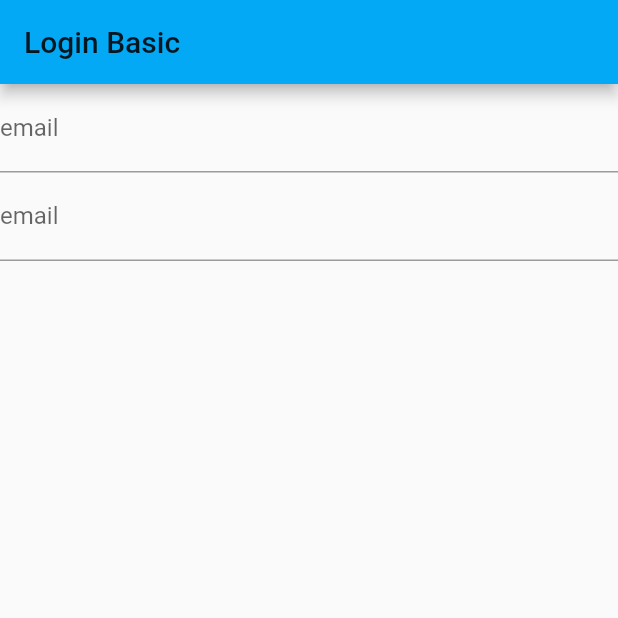
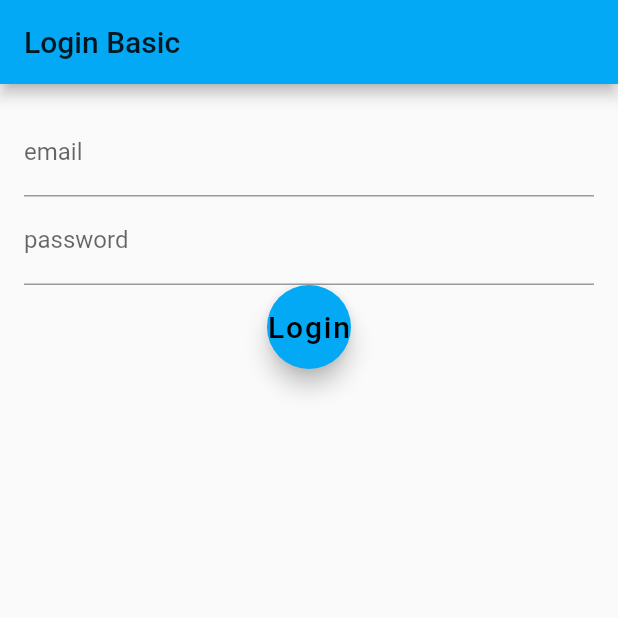
Before and after one commit to Godslovelee/LoanAppConcept, a Flutter app: the screen it shows after launch, on a phone screen of 412 x 824 dp, the top half of it. Run offline on Flutter 3.47's test engine with Material 2 defaults, Android fonts, the phone set to English and light mode, and no system bars; statements that could not run were skipped.

Commit message:
"Adding Login Button(FloatingActionButton)"

```diff
--- a/lib/login.dart
+++ b/lib/login.dart
@@ -12,6 +12,7 @@ class LoginPage extends StatelessWidget {
         title: Text("Login Basic"),
       ),
         body: Container(
+          padding: EdgeInsets.all(16.0),
           child: Form(
             child: Column(
               children: [
@@ -19,8 +20,13 @@ class LoginPage extends StatelessWidget {
                   decoration: InputDecoration(labelText: "email"),
                 ),
                 TextFormField(
-                  decoration: InputDecoration(labelText: "email"),
+                  decoration: InputDecoration(labelText: "password"),
+                  obscureText: true,
                 ),
+                FloatingActionButton(
+                    child: Text("Login", style: TextStyle(fontSize: 20.0),)
+                    ,
+                    onPressed: )
 
               ],
             ),
```
